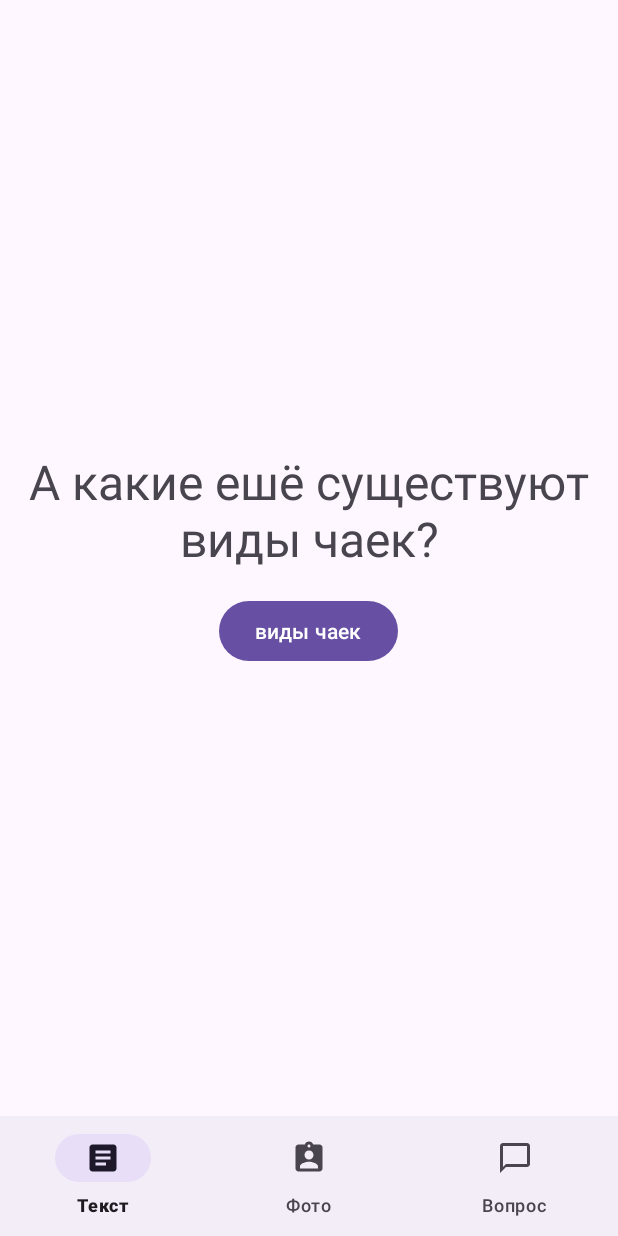
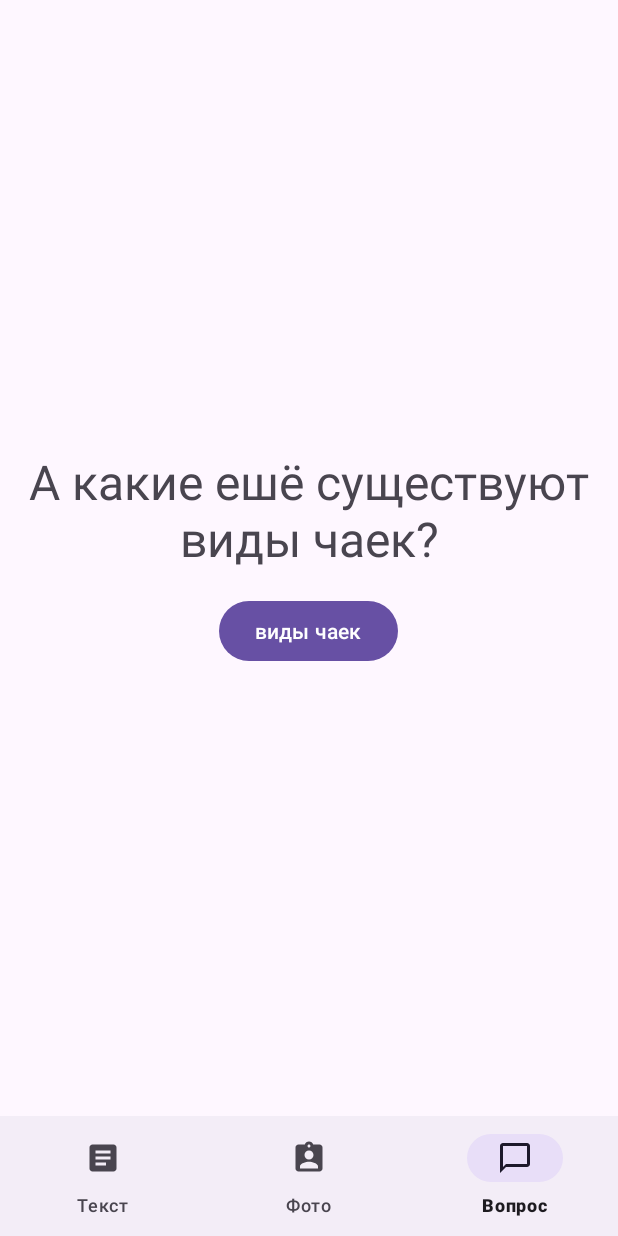
Before and after one commit to Michel-mihim/Bottom-Navigator, an Android app: the HelpFragment screen opened through its navigation route, on a phone screen of 412 x 824 dp. Run offline under Robolectric (Android 15) with nearby library versions, the phone set to English and light mode, and no system bars; our stand-ins replace navigation-ui.

Commit message:
bottom_menu_ready

```diff
--- a/app/src/main/java/com/example/bottomnavigator/HelpFragment.kt
+++ b/app/src/main/java/com/example/bottomnavigator/HelpFragment.kt
@@ -5,19 +5,15 @@ import androidx.fragment.app.Fragment
 import android.view.LayoutInflater
 import android.view.View
 import android.view.ViewGroup
+import android.widget.Button
+import androidx.navigation.fragment.findNavController
 
-// TODO: Rename parameter arguments, choose names that match
-// the fragment initialization parameters, e.g. ARG_ITEM_NUMBER
 private const val ARG_PARAM1 = "param1"
 private const val ARG_PARAM2 = "param2"
 
-/**
- * A simple [Fragment] subclass.
- * Use the [HelpFragment.newInstance] factory method to
- * create an instance of this fragment.
- */
+
 class HelpFragment : Fragment() {
-    // TODO: Rename and change types of parameters
+
     private var param1: String? = null
     private var param2: String? = null
 
@@ -33,21 +29,12 @@ class HelpFragment : Fragment() {
         inflater: LayoutInflater, container: ViewGroup?,
         savedInstanceState: Bundle?
     ): View? {
-        // Inflate the layout for this fragment
+
         return inflater.inflate(R.layout.fragment_help, container, false)
     }
 
     companion object {
-        /**
-         * Use this factory method to create a new instance of
-         * this fragment using the provided parameters.
-         *
-         * @param param1 Parameter 1.
-         * @param param2 Parameter 2.
-         * @return A new instance of fragment HelpFragment.
-         */
-        // TODO: Rename and change types and number of parameters
-        @JvmStatic
+
         fun newInstance(param1: String, param2: String) =
             HelpFragment().apply {
                 arguments = Bundle().apply {
@@ -56,4 +43,12 @@ class HelpFragment : Fragment() {
                 }
             }
     }
+
+    override fun onViewCreated(view: View, savedInstanceState: Bundle?) {
+        super.onViewCreated(view, savedInstanceState)
+
+        view.findViewById<Button>(R.id.helpButton).setOnClickListener {
+            findNavController().navigate(R.id.action_helpFragment_to_speciesFragment)
+        }
+    }
 }
--- a/app/src/main/java/com/example/bottomnavigator/MainActivity.kt
+++ b/app/src/main/java/com/example/bottomnavigator/MainActivity.kt
@@ -1,10 +1,14 @@
 package com.example.bottomnavigator
 
 import android.os.Bundle
+import android.view.View
 import androidx.activity.enableEdgeToEdge
 import androidx.appcompat.app.AppCompatActivity
 import androidx.core.view.ViewCompat
 import androidx.core.view.WindowInsetsCompat
+import androidx.navigation.fragment.NavHostFragment
+import androidx.navigation.ui.setupWithNavController
+import com.google.android.material.bottomnavigation.BottomNavigationView
 
 class MainActivity : AppCompatActivity() {
     override fun onCreate(savedInstanceState: Bundle?) {
@@ -12,5 +16,21 @@ class MainActivity : AppCompatActivity() {
 
         setContentView(R.layout.activity_main)
 
+        val navHostFragment = supportFragmentManager.findFragmentById(R.id.container_view) as NavHostFragment
+        val navController = navHostFragment.navController
+
+        val bottomNavigationView = findViewById<BottomNavigationView>(R.id.bottomNavigationView)
+        bottomNavigationView.setupWithNavController(navController)
+
+        navController.addOnDestinationChangedListener { _, destination, _ ->
+            when (destination.id) {
+                R.id.speciesFragment -> {
+                    bottomNavigationView.visibility = View.GONE
+                }
+                else -> {
+                    bottomNavigationView.visibility = View.VISIBLE
+                }
+            }
+        }
     }
 }
```
